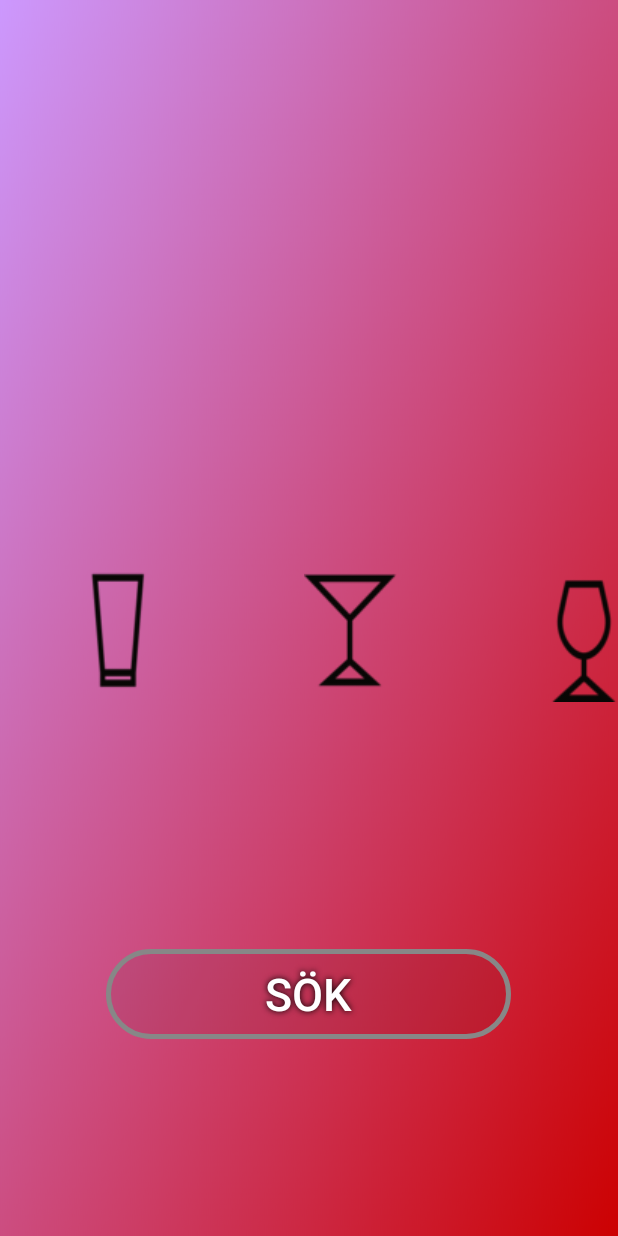
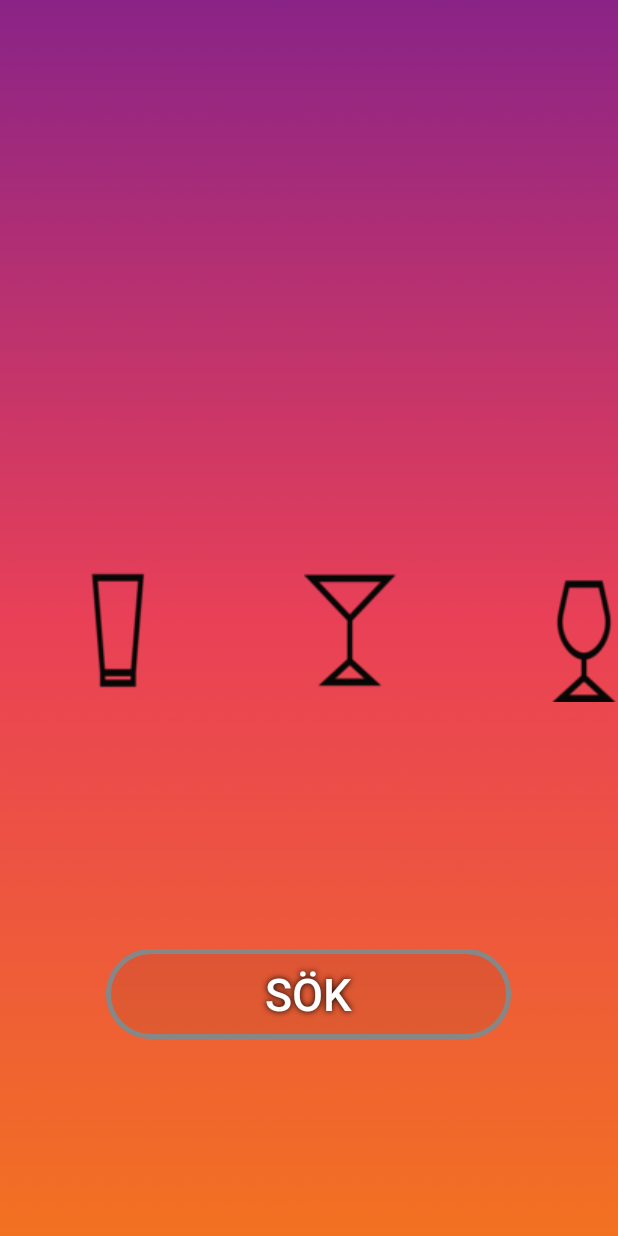
Before and after one commit to Radinger/SystembolagetappG14, an Android app: the layout activity_search.xml on its own in the app's theme, with its tools: preview values and no code run, on a phone screen of 412 x 824 dp. Run offline under Robolectric (Android 15) with nearby library versions, the phone set to English and light mode, and no system bars.

Commit message:
Testing different background at search activity

```diff
--- a/app/src/main/res/layout/activity_search.xml
+++ b/app/src/main/res/layout/activity_search.xml
@@ -4,7 +4,7 @@
     xmlns:tools="http://schemas.android.com/tools"
     android:layout_width="match_parent"
     android:layout_height="match_parent"
-    android:background="@drawable/android_bg1"
+    android:background="@drawable/android_bg2"
     tools:context=".Searchactivity">
 
     <HorizontalScrollView xmlns:android="http://schemas.android.com/apk/res/android"
```
Also changed, not shown: app/src/main/res/drawable/android_bg2.png (added).
